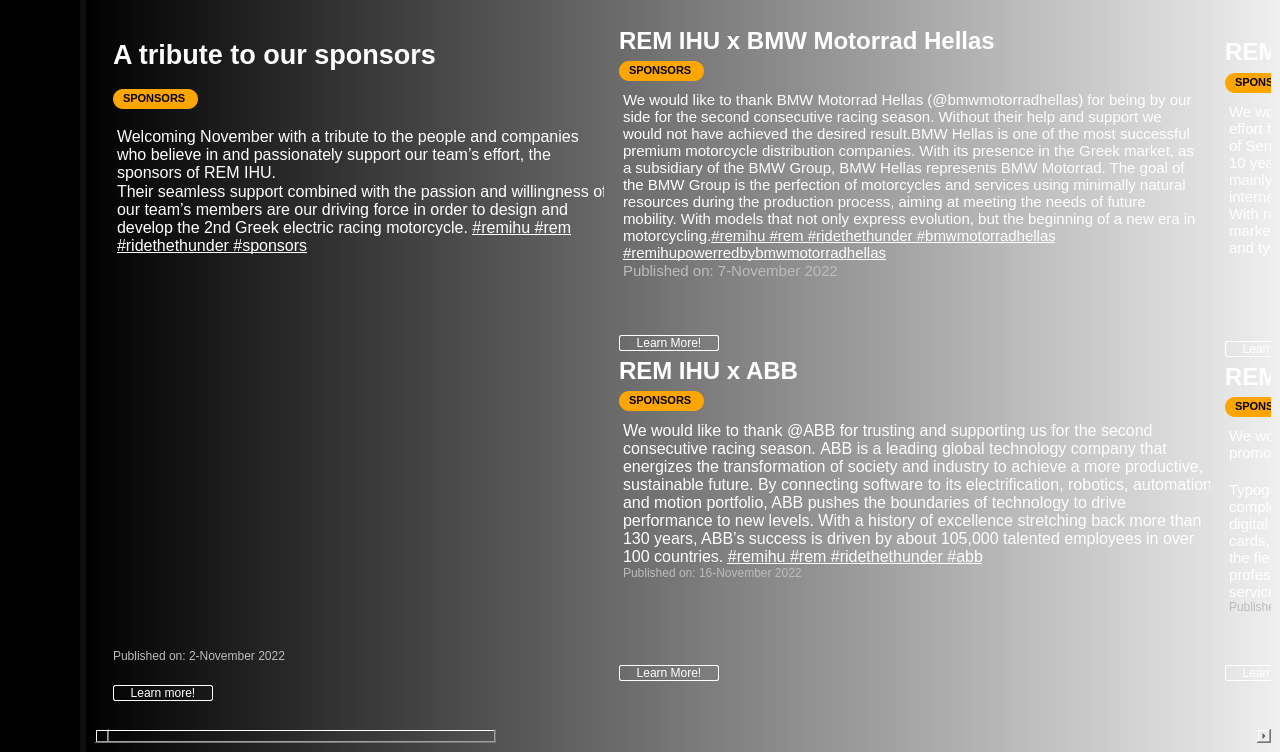
Old version of the form mainwindow.ui in the repository Rem-Ihu/rem-ng-assist.
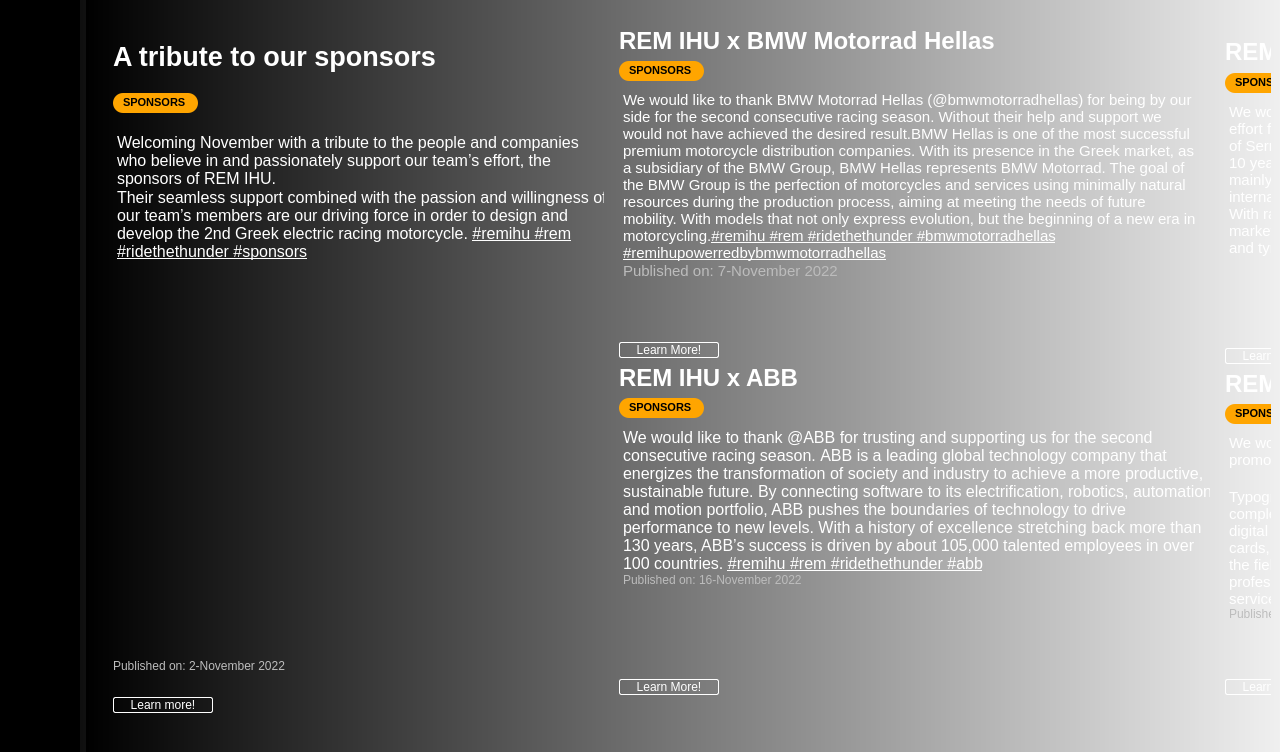
New version of the form. The open tabs and pages were chosen to show the change. Icons and pictures are not drawn.

Commit message: forgot to turn off scrollbar for news

The edit to the form file:
```diff
--- a/mainwindow.ui
+++ b/mainwindow.ui
@@ -2028,7 +2028,7 @@
            <enum>Qt::ScrollBarAlwaysOff</enum>
           </property>
           <property name="horizontalScrollBarPolicy">
-           <enum>Qt::ScrollBarAlwaysOn</enum>
+           <enum>Qt::ScrollBarAlwaysOff</enum>
           </property>
           <property name="widgetResizable">
            <bool>true</bool>
@@ -2036,10 +2036,10 @@
           <widget class="QWidget" name="scrollAreaWidgetContents">
            <property name="geometry">
             <rect>
-             <x>0</x>
+             <x>-2332</x>
              <y>0</y>
              <width>3504</width>
-             <height>713</height>
+             <height>728</height>
             </rect>
            </property>
            <property name="styleSheet">
```
Left out of the diff: 8 changed lines with no effect on the pictures.
